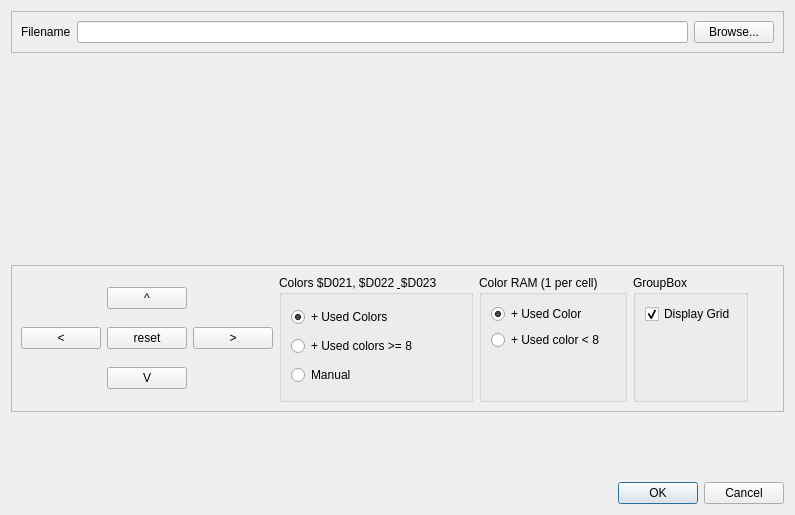
Above: src/importkoaladialog.ui from ricardoquesada/vchar64 before the change. Below: the same form after it.
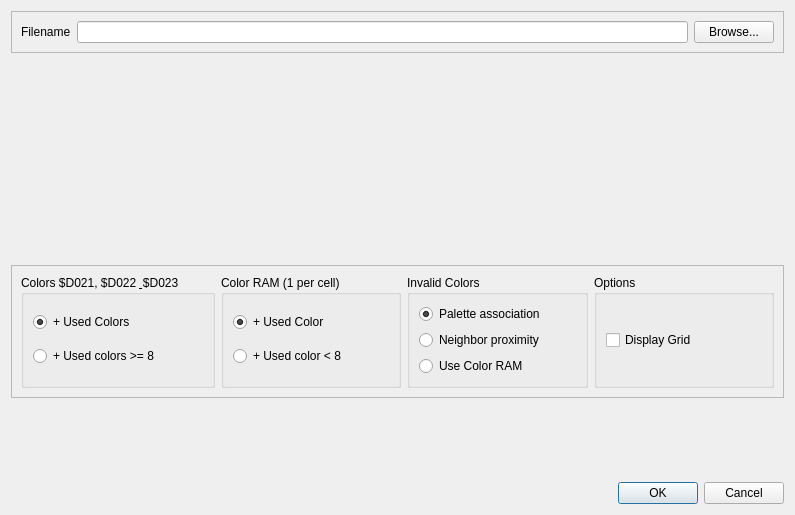
That is the form after the change. Custom widgets are drawn as their Qt base class.

Commit message: almost working... better RAM color detection is needed

Diff of the .ui file:
```diff
--- a/src/importkoaladialog.ui
+++ b/src/importkoaladialog.ui
@@ -82,45 +82,6 @@
       <enum>QFrame::Raised</enum>
      </property>
      <layout class="QHBoxLayout" name="horizontalLayout_2">
-      <item>
-       <layout class="QGridLayout" name="gridLayout">
-        <item row="1" column="1">
-         <widget class="QPushButton" name="pushButton_6">
-          <property name="text">
-           <string>^</string>
-          </property>
-         </widget>
-        </item>
-        <item row="2" column="1">
-         <widget class="QPushButton" name="pushButton_3">
-          <property name="text">
-           <string>reset</string>
-          </property>
-         </widget>
-        </item>
-        <item row="3" column="1">
-         <widget class="QPushButton" name="pushButton_5">
-          <property name="text">
-           <string>V</string>
-          </property>
-         </widget>
-        </item>
-        <item row="2" column="2">
-         <widget class="QPushButton" name="pushButton_2">
-          <property name="text">
-           <string>&gt;</string>
-          </property>
-         </widget>
-        </item>
-        <item row="2" column="0">
-         <widget class="QPushButton" name="pushButton_4">
-          <property name="text">
-           <string>&lt;</string>
-          </property>
-         </widget>
-        </item>
-       </layout>
-      </item>
       <item>
        <widget class="QGroupBox" name="groupBox">
         <property name="title">
@@ -144,13 +105,6 @@
            </property>
           </widget>
          </item>
-         <item>
-          <widget class="QRadioButton" name="radioManual">
-           <property name="text">
-            <string>Manual</string>
-           </property>
-          </widget>
-         </item>
         </layout>
        </widget>
       </item>
@@ -177,18 +131,41 @@
            </property>
           </widget>
          </item>
+        </layout>
+       </widget>
+      </item>
+      <item>
+       <widget class="QGroupBox" name="groupBox_4">
+        <property name="title">
+         <string>Invalid Colors</string>
+        </property>
+        <layout class="QVBoxLayout" name="verticalLayout_4">
          <item>
-          <spacer name="verticalSpacer_3">
-           <property name="orientation">
-            <enum>Qt::Vertical</enum>
+          <widget class="QRadioButton" name="radioButtonPalette">
+           <property name="text">
+            <string>Palette association</string>
            </property>
-           <property name="sizeHint" stdset="0">
-            <size>
-             <width>20</width>
-             <height>40</height>
-            </size>
+           <property name="checked">
+            <bool>true</bool>
            </property>
-          </spacer>
+          </widget>
+         </item>
+         <item>
+          <widget class="QRadioButton" name="radioButtonNeighbor">
+           <property name="text">
+            <string>Neighbor proximity</string>
+           </property>
+           <property name="checked">
+            <bool>false</bool>
+           </property>
+          </widget>
+         </item>
+         <item>
+          <widget class="QRadioButton" name="radioButtonColorRAM">
+           <property name="text">
+            <string>Use Color RAM</string>
+           </property>
+          </widget>
          </item>
         </layout>
        </widget>
@@ -196,7 +173,7 @@
       <item>
        <widget class="QGroupBox" name="groupBox_3">
         <property name="title">
-         <string>GroupBox</string>
+         <string>Options</string>
         </property>
         <layout class="QVBoxLayout" name="verticalLayout_5">
          <item>
@@ -204,40 +181,11 @@
            <property name="text">
             <string>Display Grid</string>
            </property>
-           <property name="checked">
-            <bool>true</bool>
-           </property>
           </widget>
          </item>
-         <item>
-          <spacer name="verticalSpacer_4">
-           <property name="orientation">
-            <enum>Qt::Vertical</enum>
-           </property>
-           <property name="sizeHint" stdset="0">
-            <size>
-             <width>20</width>
-             <height>40</height>
-            </size>
-           </property>
-          </spacer>
-         </item>
         </layout>
        </widget>
       </item>
-      <item>
-       <spacer name="horizontalSpacer">
-        <property name="orientation">
-         <enum>Qt::Horizontal</enum>
-        </property>
-        <property name="sizeHint" stdset="0">
-         <size>
-          <width>40</width>
-          <height>20</height>
-         </size>
-        </property>
-       </spacer>
-      </item>
      </layout>
     </widget>
    </item>
```
The commit also changes 5 other files.
